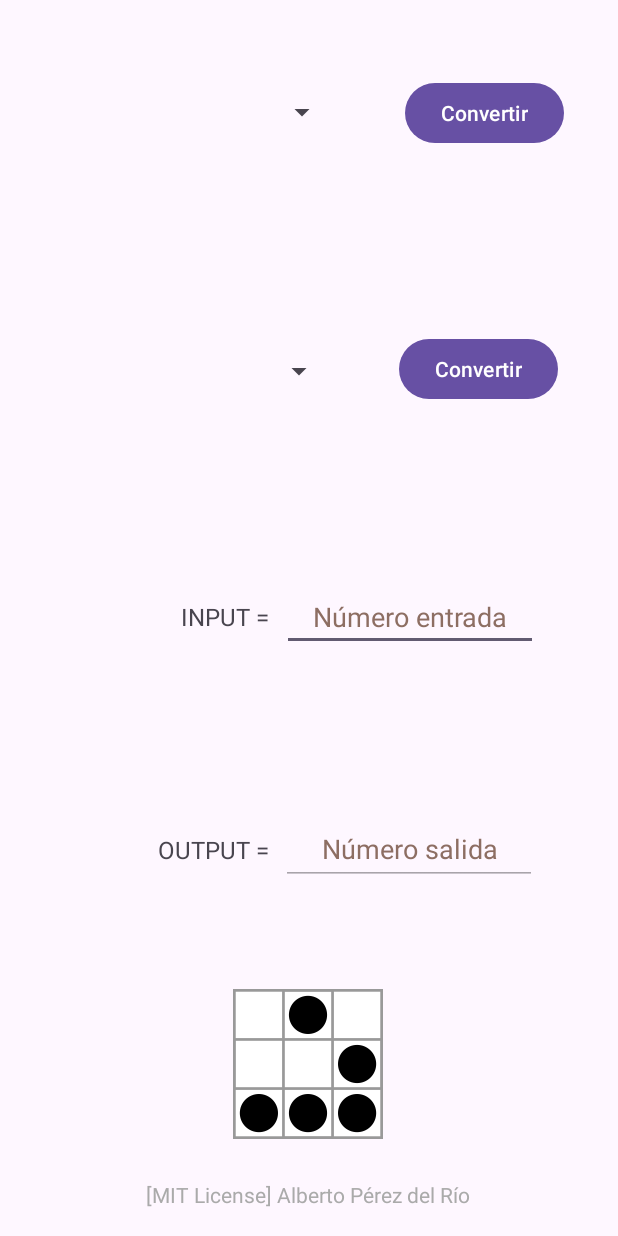
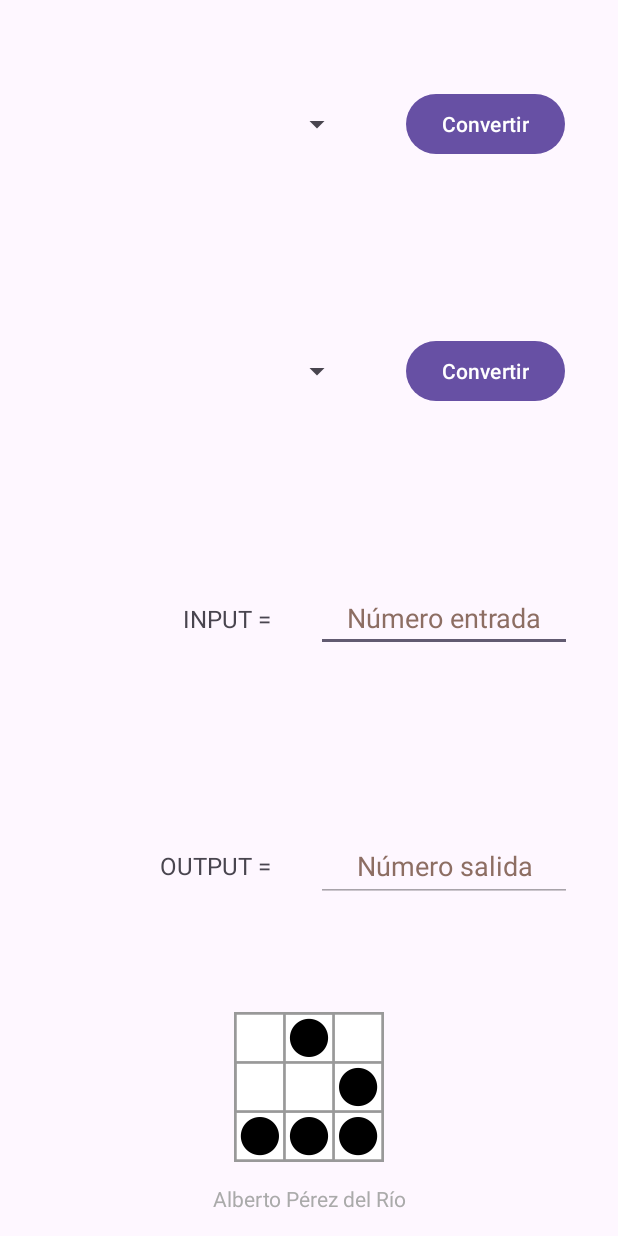
Before and after one commit to k3ssdev/AndroidByteConverter_Public, an Android app: the screen it shows after launch (MainActivity), on a phone screen of 412 x 824 dp. Run offline under Robolectric (Android 15) with nearby library versions, the phone set to English and light mode, and no system bars.

Commit message:
update layout

```diff
--- a/app/src/main/res/layout-land/activity_main.xml
+++ b/app/src/main/res/layout-land/activity_main.xml
@@ -12,14 +12,28 @@
         android:id="@+id/textView4"
         android:layout_width="wrap_content"
         android:layout_height="wrap_content"
+        android:layout_marginStart="548dp"
         android:text="@string/license"
         android:textColor="@android:color/darker_gray"
         app:layout_constraintBottom_toBottomOf="parent"
+        app:layout_constraintStart_toStartOf="parent"
+        app:layout_constraintTop_toBottomOf="@+id/imageView" />
+
+    <ImageView
+        android:id="@+id/imageView"
+        android:layout_width="180dp"
+        android:layout_height="180dp"
+        android:layout_marginStart="523dp"
+        android:layout_marginTop="184dp"
+        android:layout_marginEnd="28dp"
+        android:layout_marginBottom="48dp"
+        android:contentDescription="@string/img"
+        app:layout_constraintBottom_toBottomOf="parent"
         app:layout_constraintEnd_toEndOf="parent"
-        app:layout_constraintHorizontal_bias="0.152"
+        app:layout_constraintHorizontal_bias="1.0"
         app:layout_constraintStart_toStartOf="parent"
-        app:layout_constraintTop_toTopOf="@+id/guideline4"
-        app:layout_constraintVertical_bias="0.555" />
+        app:layout_constraintTop_toTopOf="parent"
+        app:srcCompat="@drawable/glider" />
 
     <androidx.constraintlayout.widget.Guideline
         android:id="@+id/guideline1"
@@ -53,16 +67,14 @@
         android:id="@+id/spinner1"
         android:layout_width="300dp"
         android:layout_height="wrap_content"
-        android:layout_margin="20dp"
         android:animateLayoutChanges="true"
         android:minHeight="48dp"
         android:textAlignment="center"
         app:layout_constraintBottom_toTopOf="@+id/guideline1"
         app:layout_constraintEnd_toStartOf="@+id/button1"
-        app:layout_constraintHorizontal_bias="0.354"
+        app:layout_constraintHorizontal_bias="0.5"
         app:layout_constraintStart_toStartOf="parent"
-        app:layout_constraintTop_toTopOf="parent"
-        app:layout_constraintVertical_bias="0.441" />
+        app:layout_constraintTop_toTopOf="parent" />
 
     <Spinner
         android:id="@+id/spinner2"
@@ -73,37 +85,36 @@
         android:textAlignment="center"
         app:layout_constraintBottom_toTopOf="@+id/guideline2"
         app:layout_constraintEnd_toStartOf="@+id/button2"
-        app:layout_constraintHorizontal_bias="0.385"
+        app:layout_constraintHorizontal_bias="0.5"
         app:layout_constraintStart_toStartOf="parent"
-        app:layout_constraintTop_toTopOf="@+id/guideline1"
-        app:layout_constraintVertical_bias="0.485" />
+        app:layout_constraintTop_toTopOf="@+id/guideline1" />
 
     <Button
         android:id="@+id/button1"
         android:layout_width="180dp"
         android:layout_height="wrap_content"
-        android:layout_marginEnd="72dp"
         android:text="@string/Convertir1"
         app:layout_constraintBottom_toTopOf="@+id/guideline1"
         app:layout_constraintEnd_toEndOf="parent"
+        app:layout_constraintHorizontal_bias="0.5"
+        app:layout_constraintStart_toEndOf="@+id/spinner1"
         app:layout_constraintTop_toTopOf="parent"
-        app:layout_constraintVertical_bias="0.47"
         tools:ignore="MissingConstraints,DuplicateSpeakableTextCheck" />
 
     <Button
         android:id="@+id/button2"
         android:layout_width="180dp"
         android:layout_height="wrap_content"
-        android:layout_marginEnd="72dp"
         android:text="@string/Convertir2"
         app:layout_constraintBottom_toTopOf="@+id/guideline2"
         app:layout_constraintEnd_toEndOf="parent"
-        app:layout_constraintTop_toTopOf="@+id/guideline1"
-        app:layout_constraintVertical_bias="0.485" />
+        app:layout_constraintHorizontal_bias="0.5"
+        app:layout_constraintStart_toEndOf="@+id/spinner2"
+        app:layout_constraintTop_toTopOf="@+id/guideline1" />
 
     <EditText
         android:id="@+id/editTextNumber2"
-        android:layout_width="200dp"
+        android:layout_width="180dp"
         android:layout_height="wrap_content"
         android:ems="8"
         android:hint="@string/numero2"
@@ -114,17 +125,15 @@
         android:textColor="@color/black"
         android:textColorHint="#8D6E63"
         app:layout_constraintBottom_toTopOf="@+id/guideline4"
-        app:layout_constraintEnd_toEndOf="parent"
-        app:layout_constraintHorizontal_bias="0.499"
-        app:layout_constraintStart_toStartOf="parent"
-        app:layout_constraintTop_toTopOf="@+id/guideline3"
-        app:layout_constraintVertical_bias="0.558" />
+        app:layout_constraintEnd_toStartOf="@+id/imageView"
+        app:layout_constraintHorizontal_bias="0.5"
+        app:layout_constraintStart_toEndOf="@+id/textView2"
+        app:layout_constraintTop_toTopOf="@+id/guideline3" />
 
     <EditText
         android:id="@+id/editTextNumber"
-        android:layout_width="200dp"
+        android:layout_width="180dp"
         android:layout_height="wrap_content"
-        android:layout_marginStart="184dp"
         android:ems="8"
         android:hint="@string/numero"
         android:importantForAutofill="no"
@@ -133,52 +142,37 @@
         android:textColorHint="#8D6E63"
         app:layout_constraintBottom_toTopOf="@+id/guideline3"
         app:layout_constraintEnd_toEndOf="parent"
-        app:layout_constraintHorizontal_bias="0.236"
-        app:layout_constraintStart_toStartOf="parent"
+        app:layout_constraintEnd_toStartOf="@+id/imageView"
+        app:layout_constraintHorizontal_bias="0.5"
+        app:layout_constraintStart_toEndOf="@+id/textView"
         app:layout_constraintTop_toTopOf="@+id/guideline2"
-        app:layout_constraintVertical_bias="0.486"
+        app:layout_constraintVertical_bias="0.5"
         tools:ignore="TouchTargetSizeCheck" />
 
     <TextView
         android:id="@+id/textView"
-        android:layout_width="160dp"
+        android:layout_width="170dp"
         android:layout_height="wrap_content"
         android:text="@string/input"
         android:textAlignment="textEnd"
         android:textSize="16sp"
         app:layout_constraintBottom_toTopOf="@+id/guideline3"
         app:layout_constraintEnd_toStartOf="@+id/editTextNumber"
-        app:layout_constraintHorizontal_bias="0.742"
+        app:layout_constraintHorizontal_bias="0.5"
         app:layout_constraintStart_toStartOf="parent"
-        app:layout_constraintTop_toTopOf="@+id/guideline2"
-        app:layout_constraintVertical_bias="0.483" />
+        app:layout_constraintTop_toTopOf="@+id/guideline2" />
 
     <TextView
         android:id="@+id/textView2"
-        android:layout_width="160dp"
-        android:layout_height="wrap_content"
+        android:layout_width="170dp"
+        android:layout_height="21dp"
         android:text="@string/output"
         android:textAlignment="textEnd"
         android:textSize="16sp"
         app:layout_constraintBottom_toTopOf="@+id/guideline4"
         app:layout_constraintEnd_toStartOf="@+id/editTextNumber2"
-        app:layout_constraintHorizontal_bias="0.742"
+        app:layout_constraintHorizontal_bias="0.0"
         app:layout_constraintStart_toStartOf="parent"
         app:layout_constraintTop_toTopOf="@+id/guideline3" />
 
-    <ImageView
-        android:id="@+id/imageView"
-        android:layout_width="200dp"
-        android:layout_height="200dp"
-        android:layout_marginStart="501dp"
-        android:layout_marginTop="183dp"
-        android:layout_marginEnd="30dp"
-        android:layout_marginBottom="28dp"
-        app:layout_constraintBottom_toBottomOf="parent"
-        app:layout_constraintEnd_toEndOf="parent"
-        app:layout_constraintStart_toStartOf="parent"
-        app:layout_constraintTop_toTopOf="parent"
-        app:srcCompat="@drawable/glider"
-        android:contentDescription="@string/img" />
-
 </androidx.constraintlayout.widget.ConstraintLayout>
--- a/app/src/main/res/layout/activity_main.xml
+++ b/app/src/main/res/layout/activity_main.xml
@@ -40,16 +40,14 @@
         android:id="@+id/spinner1"
         android:layout_width="200dp"
         android:layout_height="wrap_content"
-        android:layout_margin="20dp"
         android:animateLayoutChanges="true"
         android:minHeight="48dp"
         android:textAlignment="center"
         app:layout_constraintBottom_toTopOf="@+id/guideline1"
         app:layout_constraintEnd_toStartOf="@+id/button1"
-        app:layout_constraintHorizontal_bias="0.188"
+        app:layout_constraintHorizontal_bias="0.5"
         app:layout_constraintStart_toStartOf="parent"
-        app:layout_constraintTop_toTopOf="parent"
-        app:layout_constraintVertical_bias="0.4" />
+        app:layout_constraintTop_toTopOf="parent" />
 
     <Spinner
         android:id="@+id/spinner2"
@@ -60,7 +58,7 @@
         android:textAlignment="center"
         app:layout_constraintBottom_toTopOf="@+id/guideline2"
         app:layout_constraintEnd_toStartOf="@+id/button2"
-        app:layout_constraintHorizontal_bias="0.358"
+        app:layout_constraintHorizontal_bias="0.5"
         app:layout_constraintStart_toStartOf="parent"
         app:layout_constraintTop_toTopOf="@+id/guideline1" />
 
@@ -68,30 +66,29 @@
         android:id="@+id/button1"
         android:layout_width="wrap_content"
         android:layout_height="wrap_content"
-        android:layout_marginEnd="36dp"
         android:text="@string/Convertir1"
         app:layout_constraintBottom_toTopOf="@+id/guideline1"
         app:layout_constraintEnd_toEndOf="parent"
+        app:layout_constraintHorizontal_bias="0.5"
+        app:layout_constraintStart_toEndOf="@+id/spinner1"
         app:layout_constraintTop_toTopOf="parent"
-        app:layout_constraintVertical_bias="0.438"
         tools:ignore="MissingConstraints,DuplicateSpeakableTextCheck" />
 
     <Button
         android:id="@+id/button2"
         android:layout_width="wrap_content"
         android:layout_height="wrap_content"
-        android:layout_marginEnd="40dp"
         android:text="@string/Convertir2"
         app:layout_constraintBottom_toTopOf="@+id/guideline2"
         app:layout_constraintEnd_toEndOf="parent"
-        app:layout_constraintTop_toTopOf="@+id/guideline1"
-        app:layout_constraintVertical_bias="0.494" />
+        app:layout_constraintHorizontal_bias="0.5"
+        app:layout_constraintStart_toEndOf="@+id/spinner2"
+        app:layout_constraintTop_toTopOf="@+id/guideline1" />
 
     <EditText
         android:id="@+id/editTextNumber"
         android:layout_width="wrap_content"
         android:layout_height="wrap_content"
-        android:layout_marginStart="184dp"
         android:ems="8"
         android:hint="@string/numero"
         android:importantForAutofill="no"
@@ -100,10 +97,9 @@
         android:textColorHint="#8D6E63"
         app:layout_constraintBottom_toTopOf="@+id/guideline3"
         app:layout_constraintEnd_toEndOf="parent"
-        app:layout_constraintHorizontal_bias="0.067"
-        app:layout_constraintStart_toStartOf="parent"
+        app:layout_constraintHorizontal_bias="0.5"
+        app:layout_constraintStart_toEndOf="@+id/textView"
         app:layout_constraintTop_toTopOf="@+id/guideline2"
-        app:layout_constraintVertical_bias="0.495"
         tools:ignore="TouchTargetSizeCheck" />
 
     <TextView
@@ -115,10 +111,9 @@
         android:textSize="16sp"
         app:layout_constraintBottom_toTopOf="@+id/guideline3"
         app:layout_constraintEnd_toStartOf="@+id/editTextNumber"
-        app:layout_constraintHorizontal_bias="0.773"
+        app:layout_constraintHorizontal_bias="0.5"
         app:layout_constraintStart_toStartOf="parent"
-        app:layout_constraintTop_toTopOf="@+id/guideline2"
-        app:layout_constraintVertical_bias="0.495" />
+        app:layout_constraintTop_toTopOf="@+id/guideline2" />
 
     <TextView
         android:id="@+id/textView2"
@@ -128,20 +123,16 @@
         android:textAlignment="textEnd"
         android:textSize="16sp"
         app:layout_constraintBottom_toTopOf="@+id/guideline4"
-        app:layout_constraintEnd_toEndOf="parent"
-        app:layout_constraintHorizontal_bias="0.111"
+        app:layout_constraintEnd_toStartOf="@+id/editTextNumber2"
+        app:layout_constraintHorizontal_bias="0.5"
         app:layout_constraintStart_toStartOf="parent"
-        app:layout_constraintTop_toTopOf="@+id/guideline3"
-        app:layout_constraintVertical_bias="0.427" />
+        app:layout_constraintTop_toTopOf="@+id/guideline3" />
 
     <EditText
         android:id="@+id/editTextNumber2"
         android:layout_width="wrap_content"
         android:layout_height="wrap_content"
-        android:layout_marginStart="184dp"
-        android:layout_marginTop="24dp"
-        android:layout_marginEnd="24dp"
-        android:layout_marginBottom="24dp"
+        android:autofillHints=""
         android:ems="8"
         android:hint="@string/numero2"
         android:inputType=""
@@ -150,24 +141,20 @@
         android:textColorHint="#8D6E63"
         app:layout_constraintBottom_toTopOf="@+id/guideline4"
         app:layout_constraintEnd_toEndOf="parent"
-        app:layout_constraintHorizontal_bias="0.102"
+        app:layout_constraintHorizontal_bias="0.5"
         app:layout_constraintStart_toEndOf="@+id/textView2"
-        app:layout_constraintStart_toStartOf="parent"
-        app:layout_constraintTop_toTopOf="@+id/guideline3"
-        app:layout_constraintVertical_bias="0.339"
-        android:autofillHints="" />
+        app:layout_constraintTop_toTopOf="@+id/guideline3" />
 
     <ImageView
         android:id="@+id/imageView3"
         android:layout_width="100dp"
         android:layout_height="100dp"
         android:contentDescription="@string/glider_hacker_emblem"
-        app:layout_constraintBottom_toBottomOf="parent"
+        app:layout_constraintBottom_toTopOf="@+id/textView3"
         app:layout_constraintEnd_toEndOf="parent"
-        app:layout_constraintHorizontal_bias="0.498"
+        app:layout_constraintHorizontal_bias="0.5"
         app:layout_constraintStart_toStartOf="parent"
         app:layout_constraintTop_toTopOf="@+id/guideline4"
-        app:layout_constraintVertical_bias="0.0"
         app:srcCompat="@drawable/glider" />
 
     <TextView
@@ -178,9 +165,8 @@
         android:textColor="@android:color/darker_gray"
         app:layout_constraintBottom_toBottomOf="parent"
         app:layout_constraintEnd_toEndOf="parent"
-        app:layout_constraintHorizontal_bias="0.497"
+        app:layout_constraintHorizontal_bias="0.5"
         app:layout_constraintStart_toStartOf="parent"
-        app:layout_constraintTop_toTopOf="@+id/guideline4"
-        app:layout_constraintVertical_bias="0.874" />
+        app:layout_constraintTop_toBottomOf="@+id/imageView3" />
 
 </androidx.constraintlayout.widget.ConstraintLayout>
--- a/app/src/main/res/values/strings.xml
+++ b/app/src/main/res/values/strings.xml
@@ -8,5 +8,5 @@
     <string name="numero2">Número salida</string>
     <string name="glider_hacker_emblem">Glider, hacker emblem</string>
     <string name="img">glider, hacker emblem</string>
-    <string name="license">[MIT License] Alberto Pérez del Río</string>
+    <string name="license">Alberto Pérez del Río</string>
 </resources>
```
Also changed, not shown: 1 other file.
